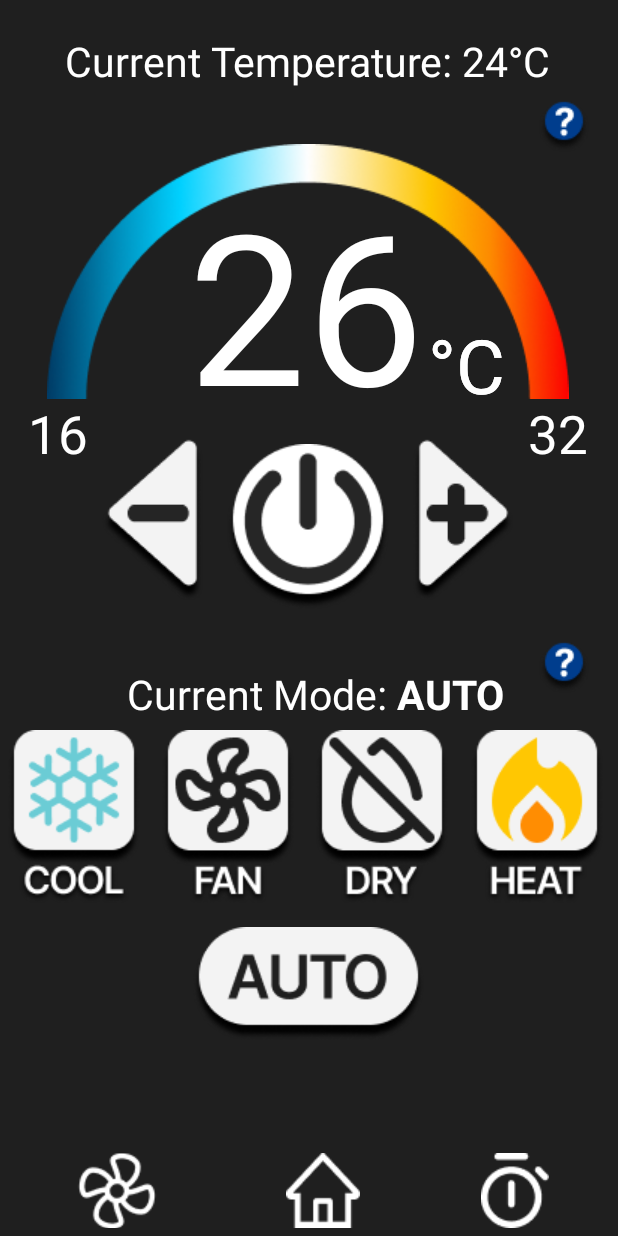
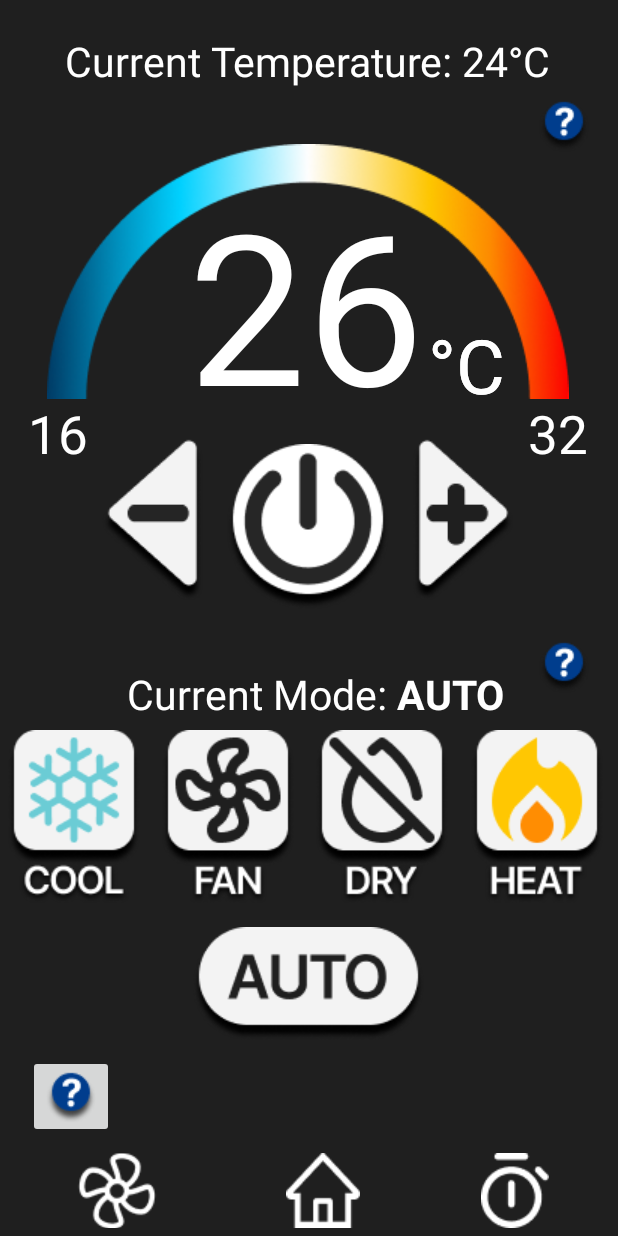
Before and after one commit to DebsTheLemon/AControl, an Android app: the screen it shows after launch (MainActivity), on a phone screen of 412 x 824 dp. Run offline under Robolectric (Android 15) with nearby library versions, the phone set to English and light mode, and no system bars; our stand-ins replace navigation-ui.

Commit message:
Voice Commands - Start

```diff
--- a/app/src/main/res/layout/activity_main.xml
+++ b/app/src/main/res/layout/activity_main.xml
@@ -333,4 +333,17 @@
             android:background="#1f1f1f"
             android:src="@drawable/btn_timer" />
     </LinearLayout>
+
+    <ImageButton
+        android:id="@+id/btnSpeak"
+        android:layout_width="wrap_content"
+        android:layout_height="wrap_content"
+        android:src="@drawable/btn_info"
+        app:layout_constraintBottom_toTopOf="@+id/linearLayout2"
+        app:layout_constraintEnd_toEndOf="parent"
+        app:layout_constraintHorizontal_bias="0.053"
+        app:layout_constraintStart_toStartOf="parent"
+        app:layout_constraintTop_toBottomOf="@+id/modeMenu"
+        android:onClick="getSpeechInput"
+        app:layout_constraintVertical_bias="0.0" />
 </androidx.constraintlayout.widget.ConstraintLayout >
```
Also changed, not shown: app/src/main/java/gr/aueb/acontrol/MainActivity.java (+33 -1 lines).
